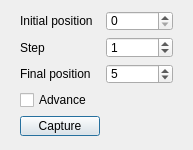
Old version of the form utils/capture/manipulatorCaptureDialog.ui in the repository NickPenkrat/corecvs.
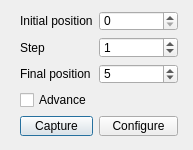
New version of the form.

Commit message: Capture with manipulator implementation

Patch:
```diff
--- a/utils/capture/manipulatorCaptureDialog.ui
+++ b/utils/capture/manipulatorCaptureDialog.ui
@@ -18,7 +18,7 @@
     <rect>
      <x>20</x>
      <y>11</y>
-     <width>153</width>
+     <width>158</width>
      <height>126</height>
     </rect>
    </property>
@@ -75,6 +75,13 @@
       </property>
      </widget>
     </item>
+    <item row="4" column="1">
+     <widget class="QPushButton" name="configureButton">
+      <property name="text">
+       <string>Configure</string>
+      </property>
+     </widget>
+    </item>
    </layout>
   </widget>
  </widget>
```
The commit also changes 8 other files.
